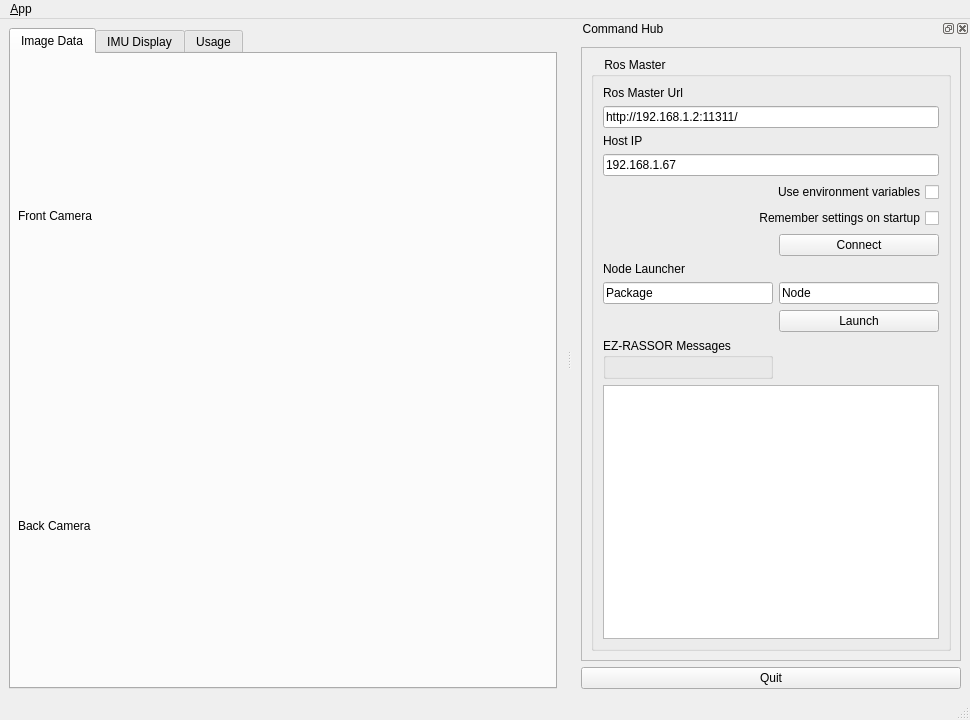
Before: the Qt Designer form packages/interfaces/ez_gui/ui/main_window.ui in FlaSpaceInst/EZ-RASSOR, drawn with Qt 5.
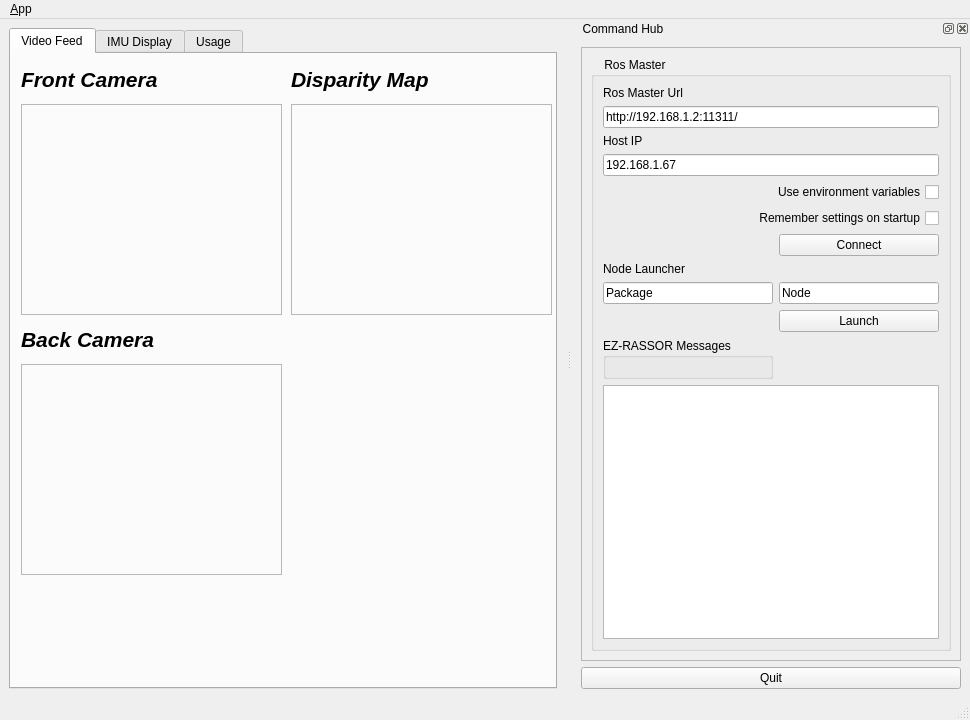
After: the same form once the commit is applied. Icons and pictures are not drawn.

```diff
--- a/packages/interfaces/ez_gui/ui/main_window.ui
+++ b/packages/interfaces/ez_gui/ui/main_window.ui
@@ -46,32 +46,105 @@
        <number>0</number>
       </property>
       <widget class="QWidget" name="tab_image">
+       <property name="font">
+        <font>
+         <weight>50</weight>
+         <bold>false</bold>
+        </font>
+       </property>
        <attribute name="title">
-        <string>Image Data</string>
+        <string>Video Feed</string>
        </attribute>
-       <layout class="QVBoxLayout" name="verticalLayout_2">
-        <property name="leftMargin">
-         <number>7</number>
+       <widget class="QLabel" name="front_camera">
+        <property name="geometry">
+         <rect>
+          <x>10</x>
+          <y>50</y>
+          <width>261</width>
+          <height>211</height>
+         </rect>
         </property>
-        <item>
-         <layout class="QGridLayout" name="gridLayout_2">
-          <item row="0" column="0">
-           <widget class="QLabel" name="front_camera">
-            <property name="text">
-             <string>Front Camera</string>
-            </property>
-           </widget>
-          </item>
-          <item row="1" column="0">
-           <widget class="QLabel" name="back_camera">
-            <property name="text">
-             <string>Back Camera</string>
-            </property>
-           </widget>
-          </item>
-         </layout>
-        </item>
-       </layout>
+        <property name="frameShape">
+         <enum>QFrame::StyledPanel</enum>
+        </property>
+        <property name="text">
+         <string/>
+        </property>
+       </widget>
+       <widget class="QLabel" name="back_camera">
+        <property name="geometry">
+         <rect>
+          <x>10</x>
+          <y>310</y>
+          <width>261</width>
+          <height>211</height>
+         </rect>
+        </property>
+        <property name="frameShape">
+         <enum>QFrame::StyledPanel</enum>
+        </property>
+        <property name="frameShadow">
+         <enum>QFrame::Plain</enum>
+        </property>
+        <property name="text">
+         <string/>
+        </property>
+       </widget>
+       <widget class="QLabel" name="label_9">
+        <property name="geometry">
+         <rect>
+          <x>10</x>
+          <y>10</y>
+          <width>171</width>
+          <height>31</height>
+         </rect>
+        </property>
+        <property name="text">
+         <string>&lt;html&gt;&lt;head/&gt;&lt;body&gt;&lt;p&gt;&lt;span style=&quot; font-size:16pt; font-weight:600; font-style:italic;&quot;&gt;Front Camera&lt;/span&gt;&lt;/p&gt;&lt;/body&gt;&lt;/html&gt;</string>
+        </property>
+       </widget>
+       <widget class="QLabel" name="label_10">
+        <property name="geometry">
+         <rect>
+          <x>10</x>
+          <y>270</y>
+          <width>171</width>
+          <height>31</height>
+         </rect>
+        </property>
+        <property name="text">
+         <string>&lt;html&gt;&lt;head/&gt;&lt;body&gt;&lt;p&gt;&lt;span style=&quot; font-size:16pt; font-weight:600; font-style:italic;&quot;&gt;Back Camera&lt;/span&gt;&lt;/p&gt;&lt;/body&gt;&lt;/html&gt;</string>
+        </property>
+       </widget>
+       <widget class="QLabel" name="front_camera_2">
+        <property name="geometry">
+         <rect>
+          <x>280</x>
+          <y>50</y>
+          <width>261</width>
+          <height>211</height>
+         </rect>
+        </property>
+        <property name="frameShape">
+         <enum>QFrame::StyledPanel</enum>
+        </property>
+        <property name="text">
+         <string/>
+        </property>
+       </widget>
+       <widget class="QLabel" name="label_11">
+        <property name="geometry">
+         <rect>
+          <x>280</x>
+          <y>10</y>
+          <width>171</width>
+          <height>31</height>
+         </rect>
+        </property>
+        <property name="text">
+         <string>&lt;html&gt;&lt;head/&gt;&lt;body&gt;&lt;p&gt;&lt;span style=&quot; font-size:16pt; font-weight:600; font-style:italic;&quot;&gt;Disparity Map&lt;/span&gt;&lt;/p&gt;&lt;/body&gt;&lt;/html&gt;</string>
+        </property>
+       </widget>
       </widget>
       <widget class="QWidget" name="tab_imu">
        <attribute name="title">
```
